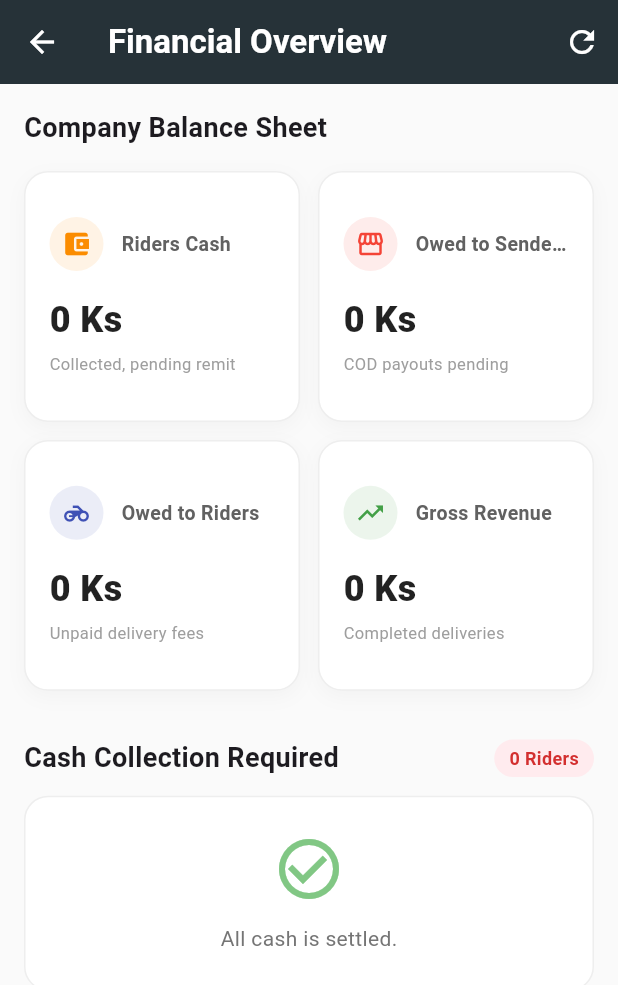
After one commit to aungkoman/simple-delivery-project, a Flutter app: the AdminPanelPage screen opened directly, in the side drawer, after a tap on "Financial Dashboard", on a phone screen of 412 x 824 dp. The commit adds this screen. Shown: the top 985 px of the screen. Run offline on Flutter 3.47's test engine with Material 3 defaults, Android fonts, the phone set to English and light mode, and no system bars; our stand-ins replace firebase_analytics, firebase_core, firebase_messaging, flutter_map, image_picker, latlong2 and 2 more; missing offline and left inert: flutter_background_geolocation; accounts and stored records are empty.

Commit message:
financial dashboard added

```diff
--- a/lib/admin/admin_panel_page.dart
+++ b/lib/admin/admin_panel_page.dart
@@ -1,6 +1,7 @@
 import 'package:flutter/material.dart';
 import 'package:simpledelivery/admin/admin_live_map_page.dart';
 import 'package:simpledelivery/admin/search_way_page.dart';
+import 'package:simpledelivery/dashboard/financial_dashboard_page.dart';
 import 'package:simpledelivery/misc/township_list_page.dart';
 import 'package:simpledelivery/utils/number_converter.dart';
 import 'package:simpledelivery/way/way_create_page.dart';
@@ -369,6 +370,14 @@ class _AdminPanelPageState extends State<AdminPanelPage> {
                   },
                 ),
                 ListTile(
+                  leading: const Icon(Icons.currency_exchange_outlined, color: Colors.black54),
+                  title: const Text('Financial Dashboard'),
+                  onTap: () {
+                    Navigator.pop(context);
+                    Navigator.push(context, MaterialPageRoute(builder: (context) => const FinancialDashboardPage()));
+                  },
+                ),
+                ListTile(
                   leading: const Icon(Icons.route_outlined, color: Colors.black54),
                   title: const Text('Live Map'),
                   onTap: () {
--- /dev/null
+++ b/lib/dashboard/financial_dashboard_page.dart
@@ -0,0 +1,328 @@
+import 'package:flutter/material.dart';
+import 'package:supabase_flutter/supabase_flutter.dart';
+
+class FinancialDashboardPage extends StatefulWidget {
+  const FinancialDashboardPage({super.key});
+
+  @override
+  State<FinancialDashboardPage> createState() => _FinancialDashboardPageState();
+}
+
+class _FinancialDashboardPageState extends State<FinancialDashboardPage> {
+  final supabase = Supabase.instance.client;
+
+  bool _isLoading = true;
+
+  // --- Aggregate Financial Metrics ---
+  double _totalRiderHoldingCash = 0.0;
+  double _totalOwedToSenders = 0.0;
+  double _totalOwedToRiders = 0.0;
+  double _expectedHubRevenue = 0.0; // Gross delivery charges of completed orders
+
+  // --- Actionable Data ---
+  List<Map<String, dynamic>> _ridersHoldingCashList = [];
+
+  @override
+  void initState() {
+    super.initState();
+    _fetchFinancialData();
+  }
+
+  Future<void> _fetchFinancialData() async {
+    try {
+      // Fetch ways that are relevant for accounting (Not cancelled)
+      // Joined with rider to get names for the cash-holding list
+      final response = await supabase
+          .from('ways')
+          .select('*, rider:profiles!ways_rider_id_fkey(id, full_name)')
+          .neq('status', 'cancelled');
+
+      double riderCash = 0;
+      double owedSenders = 0;
+      double owedRiders = 0;
+      double hubRev = 0;
+
+      // Temporary map to calculate which specific riders are holding cash
+      Map<String, Map<String, dynamic>> riderCashMap = {};
+
+      for (var way in response) {
+        final double amountToCollect = double.tryParse(way['amount_to_collect']?.toString() ?? '0') ?? 0;
+        final double riderFee = double.tryParse(way['rider_fee']?.toString() ?? '0') ?? 0;
+        final double parcelValue = double.tryParse(way['parcel_value']?.toString() ?? '0') ?? 0;
+        final double deliveryCharges = double.tryParse(way['delivery_charges']?.toString() ?? '0') ?? 0;
+
+        final String payStatus = way['pay_status']?.toString().toLowerCase() ?? 'pending';
+        final String riderFeeStatus = way['rider_fee_status']?.toString().toLowerCase() ?? 'pending';
+        final String senderPayoutStatus = way['sender_payout_status']?.toString().toLowerCase() ?? 'pending';
+        final String opStatus = way['status']?.toString().toLowerCase() ?? 'pending';
+        final String paymentType = way['payment_type']?.toString().toLowerCase() ?? 'prepaid';
+
+        // 1. RIDER HOLDING CASH
+        // If the status is 'collected', it means the rider took the money but hasn't given it to the hub ('remitted_to_office')
+        if (payStatus == 'collected') {
+          riderCash += amountToCollect;
+
+          // Add to individual rider's tally
+          final riderData = way['rider'];
+          if (riderData != null) {
+            final riderId = riderData['id'];
+            final riderName = riderData['full_name'] ?? 'Unknown';
+            if (!riderCashMap.containsKey(riderId)) {
+              riderCashMap[riderId] = {'name': riderName, 'amount': 0.0, 'order_count': 0};
+            }
+            riderCashMap[riderId]!['amount'] += amountToCollect;
+            riderCashMap[riderId]!['order_count'] += 1;
+          }
+        }
+
+        // 2. OWED TO SENDERS (COD Payouts)
+        // If the item was delivered (dropped), it was COD, and we haven't paid the sender yet.
+        if (opStatus == 'dropped' && paymentType == 'cod' && senderPayoutStatus == 'pending') {
+          owedSenders += parcelValue;
+        }
+
+        // 3. OWED TO RIDERS
+        // Unsettled rider fees for completed deliveries
+        if (opStatus == 'dropped' && riderFeeStatus == 'pending') {
+          owedRiders += riderFee;
+        }
+
+        // 4. HUB GROSS REVENUE
+        // Value of delivery charges for all successfully dropped items
+        if (opStatus == 'dropped') {
+          hubRev += deliveryCharges;
+        }
+      }
+
+      // Convert the rider map to a sorted list (Highest cash holders first)
+      List<Map<String, dynamic>> sortedRiders = riderCashMap.values.toList();
+      sortedRiders.sort((a, b) => (b['amount'] as double).compareTo(a['amount'] as double));
+
+      if (mounted) {
+        setState(() {
+          _totalRiderHoldingCash = riderCash;
+          _totalOwedToSenders = owedSenders;
+          _totalOwedToRiders = owedRiders;
+          _expectedHubRevenue = hubRev;
+          _ridersHoldingCashList = sortedRiders;
+          _isLoading = false;
+        });
+      }
+    } catch (e) {
+      if (mounted) {
+        ScaffoldMessenger.of(context).showSnackBar(SnackBar(content: Text('Error: $e'), backgroundColor: Colors.red));
+        setState(() => _isLoading = false);
+      }
+    }
+  }
+
+  // --- UI Helpers ---
+  String _formatCurrency(double amount) {
+    if (amount >= 1000000) {
+      return "${(amount / 1000000).toStringAsFixed(2)}M Ks";
+    } else if (amount >= 1000) {
+      return "${(amount / 1000).toStringAsFixed(1)}K Ks";
+    }
+    return "${amount.toStringAsFixed(0)} Ks";
+  }
+
+  Widget _buildMetricCard({
+    required String title,
+    required double amount,
+    required IconData icon,
+    required Color color,
+    required String subtitle,
+  }) {
+    return Container(
+      padding: const EdgeInsets.all(16),
+      decoration: BoxDecoration(
+        color: Colors.white,
+        borderRadius: BorderRadius.circular(16),
+        border: Border.all(color: Colors.grey.shade200),
+        boxShadow: [BoxShadow(color: Colors.black.withOpacity(0.03), blurRadius: 10, offset: const Offset(0, 4))],
+      ),
+      child: Column(
+        crossAxisAlignment: CrossAxisAlignment.start,
+        mainAxisAlignment: MainAxisAlignment.center,
+        children: [
+          Row(
+            children: [
+              Container(
+                padding: const EdgeInsets.all(8),
+                decoration: BoxDecoration(color: color.withOpacity(0.1), shape: BoxShape.circle),
+                child: Icon(icon, color: color, size: 20),
+              ),
+              const SizedBox(width: 12),
+              Expanded(
+                child: Text(
+                  title,
+                  style: TextStyle(fontSize: 13, fontWeight: FontWeight.bold, color: Colors.grey.shade700),
+                  maxLines: 1,
+                  overflow: TextOverflow.ellipsis,
+                ),
+              ),
+            ],
+          ),
+          const SizedBox(height: 16),
+          Text(
+            _formatCurrency(amount),
+            style: TextStyle(fontSize: 24, fontWeight: FontWeight.w900, color: Colors.black87),
+          ),
+          const SizedBox(height: 4),
+          Text(
+            subtitle,
+            style: TextStyle(fontSize: 11, color: Colors.grey.shade500),
+          ),
+        ],
+      ),
+    );
+  }
+
+  @override
+  Widget build(BuildContext context) {
+    return Scaffold(
+      backgroundColor: Colors.grey.shade50,
+      appBar: AppBar(
+        title: const Text('Financial Overview', style: TextStyle(fontWeight: FontWeight.w600)),
+        backgroundColor: Colors.blueGrey.shade900,
+        foregroundColor: Colors.white,
+        elevation: 0,
+        actions: [
+          IconButton(icon: const Icon(Icons.refresh), onPressed: () {
+            setState(() => _isLoading = true);
+            _fetchFinancialData();
+          })
+        ],
+      ),
+      body: _isLoading
+          ? Center(child: CircularProgressIndicator(color: Colors.blueGrey.shade900))
+          : RefreshIndicator(
+        onRefresh: _fetchFinancialData,
+        child: SingleChildScrollView(
+          physics: const AlwaysScrollableScrollPhysics(),
+          padding: const EdgeInsets.all(16),
+          child: Column(
+            crossAxisAlignment: CrossAxisAlignment.start,
+            children: [
+              const Text('Company Balance Sheet', style: TextStyle(fontSize: 18, fontWeight: FontWeight.bold)),
+              const SizedBox(height: 16),
+
+              // --- 2x2 GRID FOR METRICS ---
+              GridView.count(
+                crossAxisCount: 2,
+                shrinkWrap: true,
+                physics: const NeverScrollableScrollPhysics(),
+                crossAxisSpacing: 12,
+                mainAxisSpacing: 12,
+                childAspectRatio: 1.1,
+                children: [
+                  _buildMetricCard(
+                    title: 'Riders Cash',
+                    amount: _totalRiderHoldingCash,
+                    icon: Icons.account_balance_wallet,
+                    color: Colors.orange.shade600,
+                    subtitle: 'Collected, pending remit',
+                  ),
+                  _buildMetricCard(
+                    title: 'Owed to Senders',
+                    amount: _totalOwedToSenders,
+                    icon: Icons.storefront,
+                    color: Colors.red.shade500,
+                    subtitle: 'COD payouts pending',
+                  ),
+                  _buildMetricCard(
+                    title: 'Owed to Riders',
+                    amount: _totalOwedToRiders,
+                    icon: Icons.motorcycle,
+                    color: Colors.indigo.shade500,
+                    subtitle: 'Unpaid delivery fees',
+                  ),
+                  _buildMetricCard(
+                    title: 'Gross Revenue',
+                    amount: _expectedHubRevenue,
+                    icon: Icons.trending_up,
+                    color: Colors.green.shade600,
+                    subtitle: 'Completed deliveries',
+                  ),
+                ],
+              ),
+
+              const SizedBox(height: 32),
+
+              // --- ACTIONABLE LIST: RIDERS HOLDING CASH ---
+              Row(
+                mainAxisAlignment: MainAxisAlignment.spaceBetween,
+                children: [
+                  const Text('Cash Collection Required', style: TextStyle(fontSize: 18, fontWeight: FontWeight.bold)),
+                  Container(
+                    padding: const EdgeInsets.symmetric(horizontal: 10, vertical: 4),
+                    decoration: BoxDecoration(color: Colors.red.shade50, borderRadius: BorderRadius.circular(20)),
+                    child: Text('${_ridersHoldingCashList.length} Riders', style: TextStyle(color: Colors.red.shade700, fontWeight: FontWeight.bold, fontSize: 12)),
+                  )
+                ],
+              ),
+              const SizedBox(height: 12),
+
+              _ridersHoldingCashList.isEmpty
+                  ? Container(
+                width: double.infinity,
+                padding: const EdgeInsets.all(24),
+                decoration: BoxDecoration(color: Colors.white, borderRadius: BorderRadius.circular(16), border: Border.all(color: Colors.grey.shade200)),
+                child: Column(
+                  children: [
+                    Icon(Icons.check_circle_outline, size: 48, color: Colors.green.shade300),
+                    const SizedBox(height: 12),
+                    Text('All cash is settled.', style: TextStyle(color: Colors.grey.shade600)),
+                  ],
+                ),
+              )
+                  : ListView.separated(
+                shrinkWrap: true,
+                physics: const NeverScrollableScrollPhysics(),
+                itemCount: _ridersHoldingCashList.length,
+                separatorBuilder: (context, index) => const SizedBox(height: 8),
+                itemBuilder: (context, index) {
+                  final rider = _ridersHoldingCashList[index];
+                  return Container(
+                    padding: const EdgeInsets.all(16),
+                    decoration: BoxDecoration(
+                      color: Colors.white,
+                      borderRadius: BorderRadius.circular(12),
+                      border: Border.all(color: Colors.red.shade100),
+                      // Highlight the worst offender with a shadow
+                      boxShadow: index == 0 ? [BoxShadow(color: Colors.red.shade100, blurRadius: 8, offset: const Offset(0, 2))] : [],
+                    ),
+                    child: Row(
+                      children: [
+                        CircleAvatar(
+                          backgroundColor: index == 0 ? Colors.red.shade100 : Colors.grey.shade100,
+                          foregroundColor: index == 0 ? Colors.red.shade700 : Colors.black54,
+                          child: Text('${index + 1}', style: const TextStyle(fontWeight: FontWeight.bold)),
+                        ),
+                        const SizedBox(width: 16),
+                        Expanded(
+                          child: Column(
+                            crossAxisAlignment: CrossAxisAlignment.start,
+                            children: [
+                              Text(rider['name'], style: const TextStyle(fontWeight: FontWeight.bold, fontSize: 15)),
+                              const SizedBox(height: 4),
+                              Text('Across ${rider['order_count']} orders', style: TextStyle(color: Colors.grey.shade500, fontSize: 12)),
+                            ],
+                          ),
+                        ),
+                        Text(
+                          _formatCurrency(rider['amount']),
+                          style: TextStyle(fontWeight: FontWeight.w900, fontSize: 16, color: Colors.orange.shade700),
+                        ),
+                      ],
+                    ),
+                  );
+                },
+              ),
+            ],
+          ),
+        ),
+      ),
+    );
+  }
+}
```
